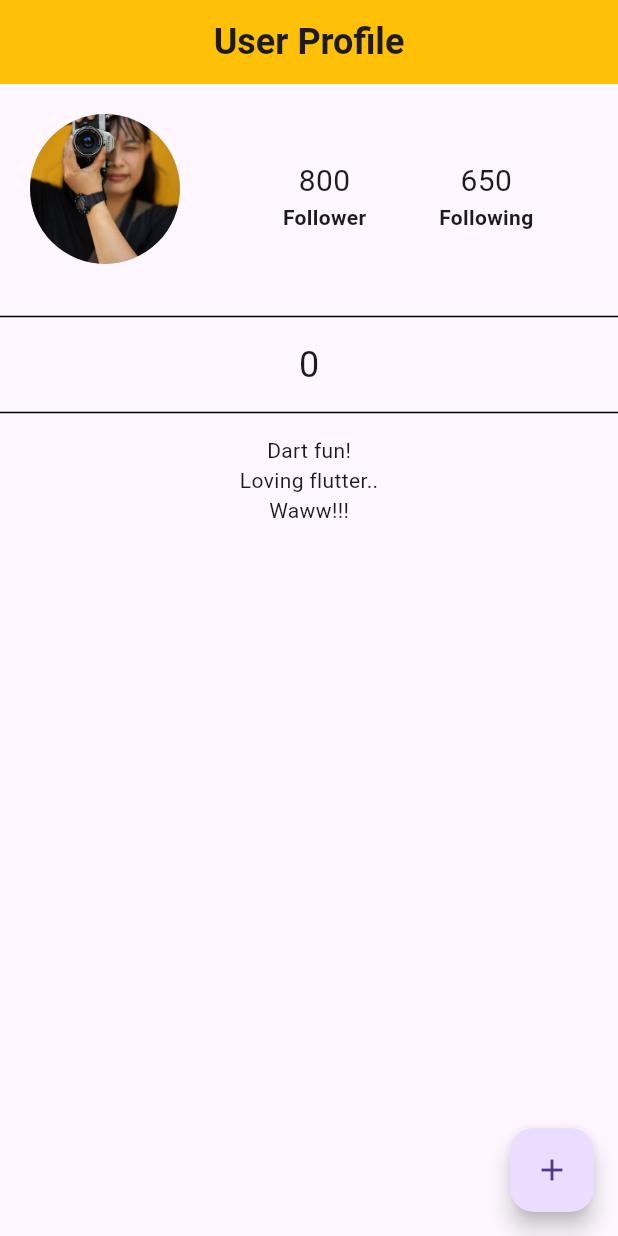
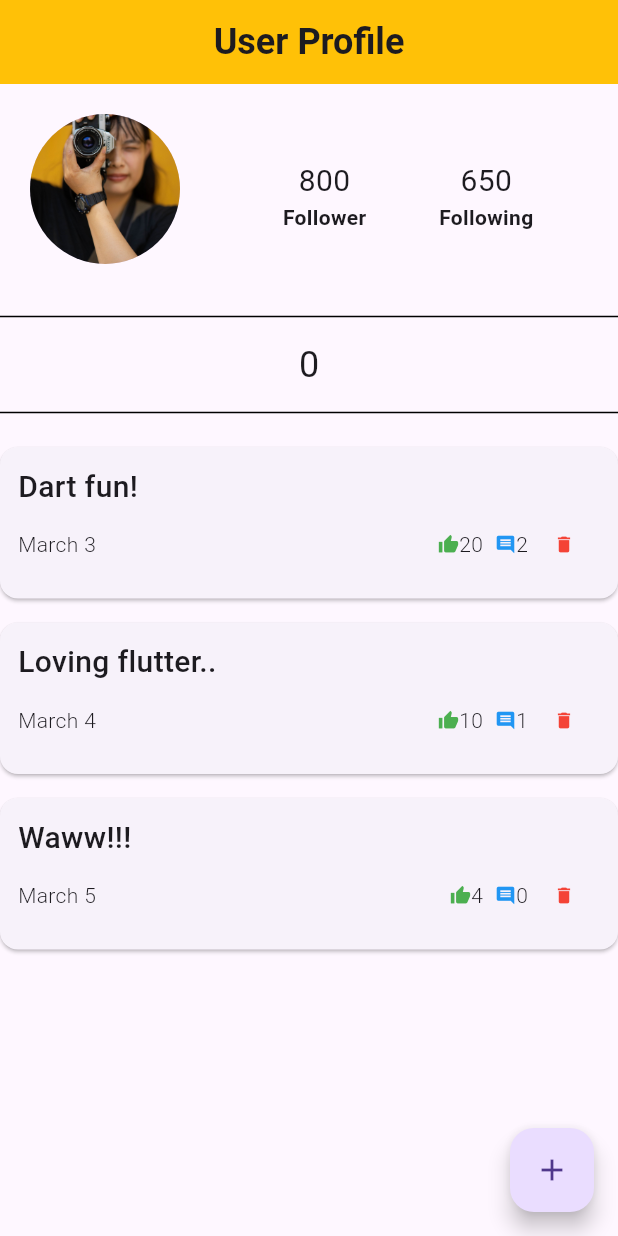
Before and after one commit to ElifDK/Flutter_User_Posts, a Flutter app: the screen it shows after launch, on a phone screen of 412 x 824 dp. Run offline on Flutter 3.47's test engine with Material 3 defaults, Android fonts, the phone set to English and light mode, and no system bars.

Commit message:
Added PostCard Custom Widget

```diff
--- a/lib/main.dart
+++ b/lib/main.dart
@@ -1,5 +1,6 @@
 import 'package:flutter/material.dart';
-import 'package:user_posts/model/Post.dart';
+import 'package:user_posts/model/post.dart';
+import 'package:user_posts/ui/post_card.dart';
 
 void main() {
   runApp(MaterialApp(
@@ -48,7 +49,7 @@ class _ProfileState extends State<Profile> {
                 ),),
               Column(
                 mainAxisAlignment: MainAxisAlignment.start,
-                children: const [
+                children:  [
                   Padding(
                     padding: EdgeInsets.fromLTRB(0, 50, 0, 0),
                     child: Text('800',
@@ -65,9 +66,9 @@ class _ProfileState extends State<Profile> {
 
               Column(
                 mainAxisAlignment: MainAxisAlignment.start,
-                children: const [
+                children:  [
                   Padding(
-                    padding: const EdgeInsets.fromLTRB(0, 50, 0, 0),
+                    padding: EdgeInsets.fromLTRB(0, 50, 0, 0),
                     child: Text('650',
                       style: TextStyle(
                         fontSize: 20,
@@ -90,7 +91,7 @@ class _ProfileState extends State<Profile> {
           Divider(height: 30,
               color:Colors.black),
           Column(
-            children: posts.map((post)=>Text(post.text)).toList(),
+            children: posts.map((post)=>PostCard(post:post)).toList(),
           )
         ],
       ),
--- /dev/null
+++ b/lib/ui/post_card.dart
@@ -0,0 +1,50 @@
+import 'package:flutter/material.dart';
+import 'package:user_posts/model/post.dart';
+
+class PostCard extends StatelessWidget {
+
+  final Post post;
+  const PostCard ({super.key, required this.post});
+
+  @override
+  Widget build(BuildContext context) {
+    return Card(
+      margin: EdgeInsets.fromLTRB(0, 8, 0, 8),
+      child: Padding(
+        padding: const EdgeInsets.all(12.0),
+        child: Column(
+          crossAxisAlignment: CrossAxisAlignment.stretch,
+          children: [
+            Text(post.text,
+            style: TextStyle(fontSize: 20,
+            fontWeight: FontWeight.w500),),
+            Row (
+              mainAxisAlignment: MainAxisAlignment.end,
+              children: [
+                Text(post.date,
+                style: TextStyle(fontSize: 14,
+                fontWeight: FontWeight.w300),),
+                Spacer(),
+                Icon(Icons.thumb_up,
+                size: 14,
+                color: Colors.green,),
+                Text(post.likes.toString(),
+                  style: TextStyle(fontSize: 14,
+                      fontWeight: FontWeight.w300),),
+                SizedBox(width: 8,),
+                Icon(Icons.comment,
+                  size: 14,
+                  color: Colors.blue,),
+                Text(post.comments.toString(),
+                  style: TextStyle(fontSize: 14,
+                      fontWeight: FontWeight.w300),),
+                IconButton(onPressed: (){}, icon: Icon(Icons.delete, size: 14, color:Colors.red))
+              ],
+            )
+
+          ],
+        ),
+      ),
+    );
+  }
+}
```
Also changed, not shown: lib/model/post.dart (renamed from lib/model/Post.dart).
